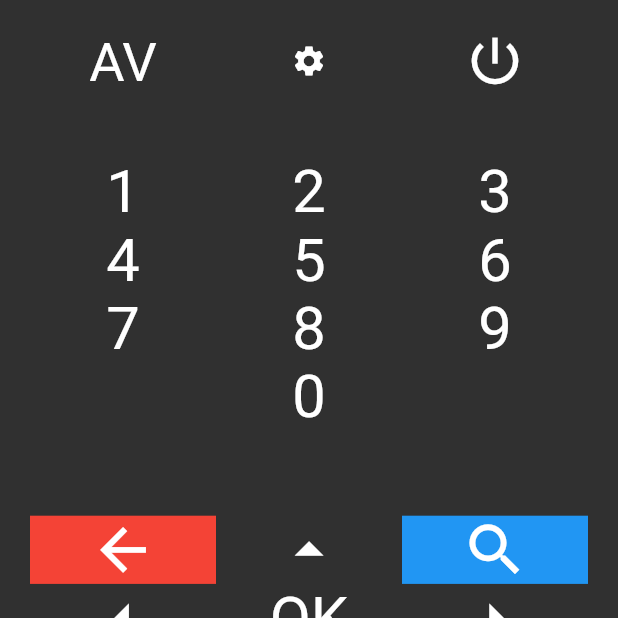
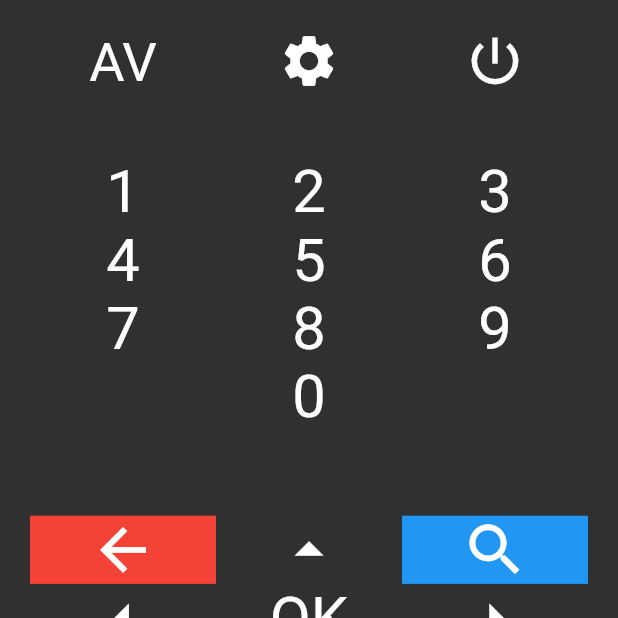
Before and after one commit to Hhanri/freebox_remote_controller, a Flutter app: the screen it shows after launch, on a phone screen of 412 x 824 dp, the top half of it. Run offline on Flutter 3.47's test engine with Material 2 defaults, Android fonts, the phone set to English and light mode, and no system bars; our stand-ins replace shared_preferences.

Commit message:
no message

```diff
--- a/lib/widgets/settings button.dart
+++ b/lib/widgets/settings button.dart
@@ -6,11 +6,21 @@ class SettingsButton extends StatelessWidget {
 
   @override
   Widget build(BuildContext context) {
-    return IconButton(
-      onPressed: () {
-        NavigationUtils.showSettingsDialog(context: context);
-      },
-      icon: const Icon(Icons.settings)
+    return Material(
+      child: InkWell(
+        onTap: () {
+          NavigationUtils.showSettingsDialog(context: context);
+        },
+        child: Ink(
+          child: const FittedBox(
+            child: Center(
+              child: Icon(
+                Icons.settings
+              ),
+            )
+          ),
+        )
+      ),
     );
   }
 }
```
